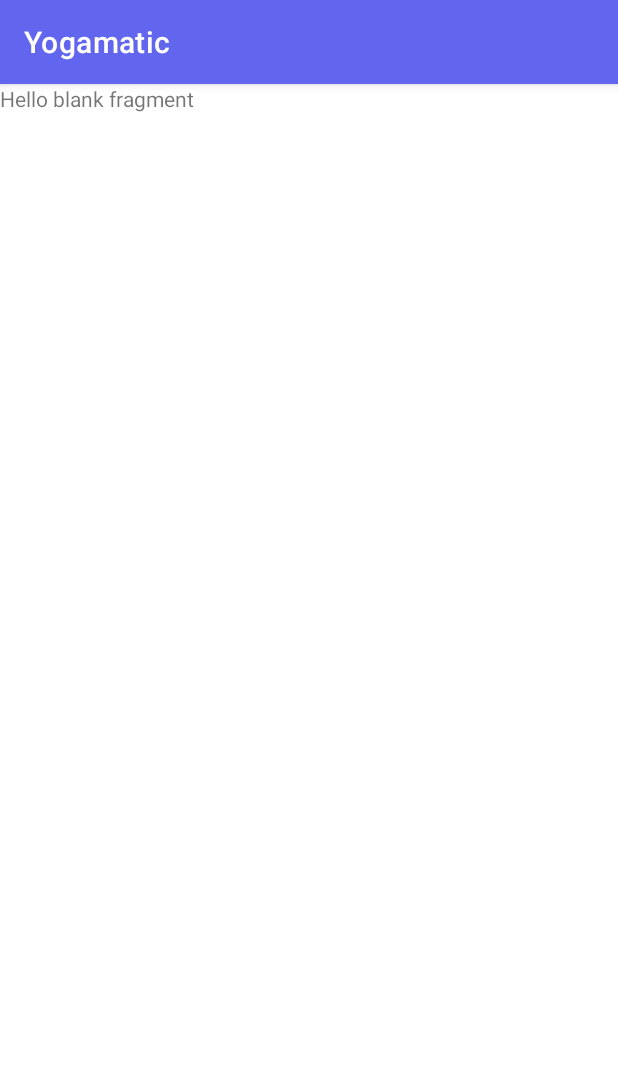
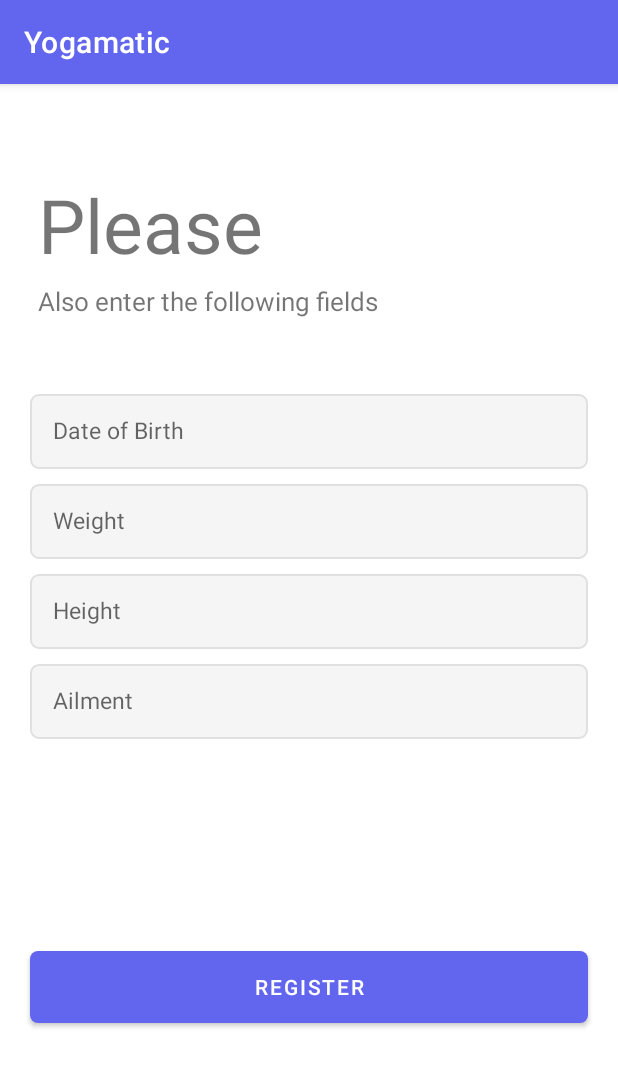
Before and after one commit to girishvr/Yogamatic, an Android app: the fragment SignUpTwoFragment shown on its own in the app's theme, on a phone screen of 412 x 824 dp. Shown: the top 1067 px of the screen. Run offline under Robolectric (Android 15) with nearby library versions, the phone set to English and light mode, and no system bars.

Commit message:
fragments for sign up added

```diff
--- a/app/build.gradle
+++ b/app/build.gradle
@@ -38,6 +38,7 @@ dependencies {
     implementation 'androidx.lifecycle:lifecycle-livedata-ktx:2.2.0'
     implementation 'androidx.lifecycle:lifecycle-viewmodel-ktx:2.2.0'
     implementation 'androidx.legacy:legacy-support-v4:1.0.0'
+    implementation 'androidx.viewpager:viewpager:1.0.0'
     testImplementation 'junit:junit:4.+'
     androidTestImplementation 'androidx.test.ext:junit:1.1.1'
     androidTestImplementation 'androidx.test.espresso:espresso-core:3.2.0'
--- a/app/src/main/java/in/yoska/yogamatic/ui/login/SignUpActivity.java
+++ b/app/src/main/java/in/yoska/yogamatic/ui/login/SignUpActivity.java
@@ -1,10 +1,19 @@
 package in.yoska.yogamatic.ui.login;
 
 import android.os.Bundle;
+import android.widget.Button;
 
 import androidx.appcompat.app.AppCompatActivity;
+import androidx.fragment.app.Fragment;
+import androidx.fragment.app.FragmentManager;
+import androidx.fragment.app.FragmentPagerAdapter;
+import androidx.viewpager.widget.ViewPager;
+
+import java.util.ArrayList;
 
 import in.yoska.yogamatic.R;
+import in.yoska.yogamatic.SignUpOneFragment;
+import in.yoska.yogamatic.SignUpTwoFragment;
 
 public class SignUpActivity extends AppCompatActivity {
 
@@ -12,5 +21,38 @@ public class SignUpActivity extends AppCompatActivity {
     protected void onCreate(Bundle savedInstanceState) {
         super.onCreate(savedInstanceState);
         setContentView(R.layout.activity_sign_up);
+
+
+        ViewPager viewPager = findViewById(R.id.viewPager);
+
+        AuthenticationPagerAdapter pagerAdapter = new AuthenticationPagerAdapter(getSupportFragmentManager());
+        pagerAdapter.addFragmet(new SignUpOneFragment());
+        pagerAdapter.addFragmet(new SignUpTwoFragment());
+        viewPager.setAdapter(pagerAdapter);
+
+        Button continueBtn = findViewById(R.id.btn_continue);
+    }
+
+
+    class AuthenticationPagerAdapter extends FragmentPagerAdapter {
+        private ArrayList<Fragment> fragmentList = new ArrayList<>();
+
+        public AuthenticationPagerAdapter(FragmentManager fm) {
+            super(fm);
+        }
+
+        @Override
+        public Fragment getItem(int i) {
+            return fragmentList.get(i);
+        }
+
+        @Override
+        public int getCount() {
+            return fragmentList.size();
+        }
+
+        void addFragmet(Fragment fragment) {
+            fragmentList.add(fragment);
+        }
     }
 }
--- a/app/src/main/res/layout/activity_login.xml
+++ b/app/src/main/res/layout/activity_login.xml
@@ -46,6 +46,20 @@
         app:layout_constraintVertical_bias="0.2" />
 
     <EditText
+        android:id="@+id/username"
+        android:layout_width="0dp"
+        android:layout_height="wrap_content"
+        android:layout_marginStart="24dp"
+        android:layout_marginTop="96dp"
+        android:layout_marginEnd="24dp"
+        android:hint="@string/prompt_email"
+        android:inputType="textEmailAddress"
+        android:selectAllOnFocus="true"
+        app:layout_constraintEnd_toEndOf="parent"
+        app:layout_constraintStart_toStartOf="parent"
+        app:layout_constraintTop_toTopOf="parent" />
+
+    <EditText
         android:id="@+id/password"
         android:layout_width="0dp"
         android:layout_height="wrap_content"
@@ -60,20 +74,6 @@
         app:layout_constraintEnd_toEndOf="parent"
         app:layout_constraintStart_toStartOf="parent"
         app:layout_constraintTop_toBottomOf="@+id/username" />
-
-    <EditText
-        android:id="@+id/username"
-        android:layout_width="0dp"
-        android:layout_height="wrap_content"
-        android:layout_marginStart="24dp"
-        android:layout_marginTop="96dp"
-        android:layout_marginEnd="24dp"
-        android:hint="@string/prompt_email"
-        android:inputType="textEmailAddress"
-        android:selectAllOnFocus="true"
-        app:layout_constraintEnd_toEndOf="parent"
-        app:layout_constraintStart_toStartOf="parent"
-        app:layout_constraintTop_toTopOf="parent" />
 
     <ProgressBar
         android:id="@+id/loading"
--- a/app/src/main/res/layout/activity_sign_up.xml
+++ b/app/src/main/res/layout/activity_sign_up.xml
@@ -1,9 +1,14 @@
 <?xml version="1.0" encoding="utf-8"?>
-<androidx.constraintlayout.widget.ConstraintLayout xmlns:android="http://schemas.android.com/apk/res/android"
-    xmlns:app="http://schemas.android.com/apk/res-auto"
-    xmlns:tools="http://schemas.android.com/tools"
-    android:layout_width="match_parent"
-    android:layout_height="match_parent"
-    tools:context=".ui.login.SignUpActivity">
+<RelativeLayout
+xmlns:android="http://schemas.android.com/apk/res/android"
+xmlns:tools="http://schemas.android.com/tools"
+android:layout_width="match_parent"
+android:layout_height="match_parent"
+tools:context=".ui.login.SignUpActivity">
 
-</androidx.constraintlayout.widget.ConstraintLayout>
+    <androidx.viewpager.widget.ViewPager
+        android:id="@+id/viewPager"
+        android:layout_width="match_parent"
+        android:layout_height="match_parent"/>
+
+</RelativeLayout>
--- a/app/src/main/res/layout/fragment_sign_up_one.xml
+++ b/app/src/main/res/layout/fragment_sign_up_one.xml
@@ -88,7 +88,7 @@
         android:layout_weight="1">
 
         <Button
-            android:id="@+id/btn_register"
+            android:id="@+id/btn_continue"
             android:layout_width="match_parent"
             android:layout_height="wrap_content"
             android:background="@drawable/btn_custom"
@@ -97,7 +97,7 @@
             android:layout_marginBottom="30dp"
             android:layout_centerInParent="true"
             android:textColor="@android:color/white"
-            android:text="@string/register"/>
+            android:text="@string/cont"/>
 
 
     </RelativeLayout>
--- a/app/src/main/res/layout/fragment_sign_up_two.xml
+++ b/app/src/main/res/layout/fragment_sign_up_two.xml
@@ -5,10 +5,104 @@
     android:layout_height="match_parent"
     tools:context=".SignUpTwoFragment">
 
-    <!-- TODO: Update blank fragment layout -->
-    <TextView
+    <LinearLayout
+        xmlns:android="http://schemas.android.com/apk/res/android"
+        xmlns:tools="http://schemas.android.com/tools"
         android:layout_width="match_parent"
         android:layout_height="match_parent"
-        android:text="@string/hello_blank_fragment" />
+        android:orientation="vertical"
+        tools:context=".RegisterFragment">
+
+        <TextView
+            android:id="@+id/tv_logo"
+            android:layout_width="wrap_content"
+            android:layout_height="wrap_content"
+            android:text="@string/please"
+            android:textAlignment="center"
+            android:textSize="50sp"
+            android:layout_marginStart="25dp"
+            android:layout_marginBottom="5dp"
+            android:layout_marginTop="60dp"/>
+
+        <TextView
+            android:id="@+id/tv_subtitle"
+            android:layout_width="wrap_content"
+            android:layout_height="wrap_content"
+            android:text="@string/enter_following"
+            android:textSize="17sp"
+            android:layout_marginStart="25dp"
+            android:layout_marginBottom="50dp"/>
+
+        <EditText
+            android:id="@+id/et_dob"
+            android:layout_width="match_parent"
+            android:layout_height="50dp"
+            android:hint="@string/dob"
+            android:layout_marginLeft="20dp"
+            android:layout_marginRight="20dp"
+            android:layout_marginBottom="10dp"
+            android:padding="15dp"
+            android:inputType="textPersonName"
+            android:background="@drawable/et_custom"
+            android:textSize="15sp" />
+
+        <EditText
+            android:id="@+id/et_weight"
+            android:layout_width="match_parent"
+            android:layout_height="50dp"
+            android:hint="@string/weight"
+            android:layout_marginLeft="20dp"
+            android:layout_marginRight="20dp"
+            android:layout_marginBottom="10dp"
+            android:padding="15dp"
+            android:inputType="textEmailAddress"
+            android:background="@drawable/et_custom"
+            android:textSize="15sp" />
+
+        <EditText
+            android:id="@+id/et_height"
+            android:layout_width="match_parent"
+            android:layout_height="50dp"
+            android:hint="@string/height"
+            android:layout_marginLeft="20dp"
+            android:layout_marginRight="20dp"
+            android:layout_marginBottom="10dp"
+            android:padding="15dp"
+            android:inputType="textPassword"
+            android:background="@drawable/et_custom"
+            android:textSize="15sp" />
+
+        <EditText
+            android:id="@+id/et_ailment"
+            android:layout_width="match_parent"
+            android:layout_height="50dp"
+            android:hint="@string/ailment"
+            android:layout_marginLeft="20dp"
+            android:layout_marginRight="20dp"
+            android:padding="15dp"
+            android:inputType="textPassword"
+            android:background="@drawable/et_custom"
+            android:textSize="15sp" />
+
+        <RelativeLayout
+            android:layout_width="match_parent"
+            android:layout_height="0dp"
+            android:layout_weight="1">
+
+            <Button
+                android:id="@+id/btn_register"
+                android:layout_width="match_parent"
+                android:layout_height="wrap_content"
+                android:background="@drawable/btn_custom"
+                android:layout_marginLeft="20dp"
+                android:layout_marginRight="20dp"
+                android:layout_marginBottom="30dp"
+                android:layout_centerInParent="true"
+                android:textColor="@android:color/white"
+                android:text="@string/register"/>
+
+
+        </RelativeLayout>
+    </LinearLayout>
 
 </FrameLayout>
--- a/app/src/main/res/values/strings.xml
+++ b/app/src/main/res/values/strings.xml
@@ -23,7 +23,7 @@
     <string name="hello_blank_fragment">Hello blank fragment</string>
 
 
-    <string name="register">Register</string>
+    <string name="cont">Continue</string>
     <string name="re_type_password">Re-type Password</string>
     <string name="your_name">Full Name</string>
     <string name="e_mail">Email</string>
@@ -31,4 +31,14 @@
     <string name="password">Password</string>
 
     <string name="tag">Let\'s join us and \nBuild your relationship with healthy lifestyle</string>
+
+    <string name="please">Please</string>
+    <string name="enter_following">Also enter the following fields</string>
+    <string name="dob">Date of Birth</string>
+    <string name="height">Height</string>
+    <string name="weight">Weight</string>
+    <string name="ailment">Ailment</string>
+    <string name="register">Register</string>
+
+
 </resources>
```
Also changed, not shown: app/src/main/java/in/yoska/yogamatic/MainActivity.java (line endings or trailing spaces).
